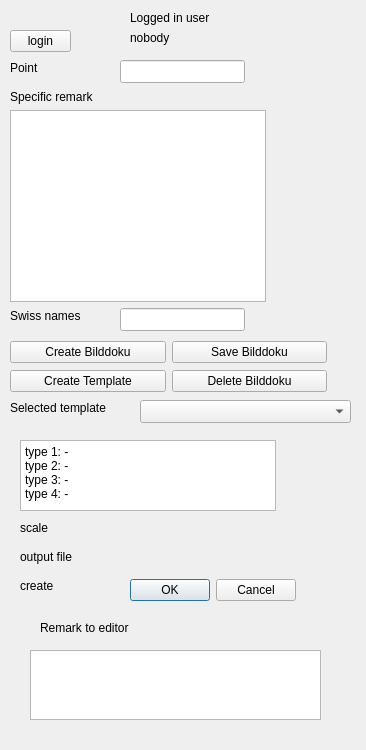
First picture: the form in areapp_dockwidget_base.ui, repository danduk82/areapp-bilddocu, before the edit.
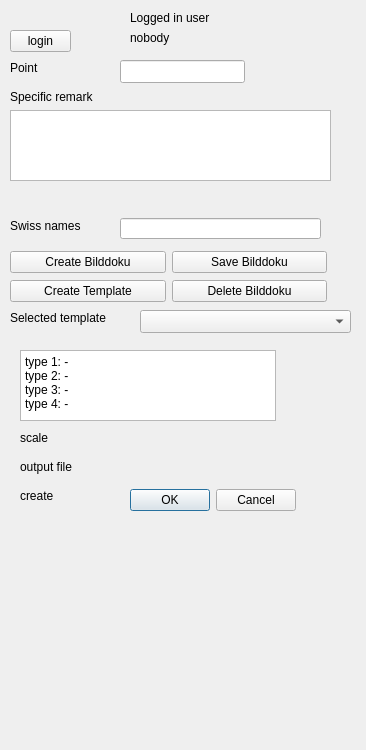
Second picture: the form after the edit. Custom widgets are drawn as their Qt base class.

Commit message: add UI for layout creation

```diff
--- a/areapp_dockwidget_base.ui
+++ b/areapp_dockwidget_base.ui
@@ -18,7 +18,7 @@
     <property name="geometry">
      <rect>
       <x>10</x>
-      <y>340</y>
+      <y>250</y>
       <width>317</width>
       <height>54</height>
      </rect>
@@ -58,7 +58,7 @@
     <property name="geometry">
      <rect>
       <x>10</x>
-      <y>308</y>
+      <y>218</y>
       <width>78</width>
       <height>16</height>
      </rect>
@@ -71,7 +71,7 @@
     <property name="geometry">
      <rect>
       <x>130</x>
-      <y>520</y>
+      <y>430</y>
       <width>104</width>
       <height>23</height>
      </rect>
@@ -84,7 +84,7 @@
     <property name="geometry">
      <rect>
       <x>20</x>
-      <y>549</y>
+      <y>459</y>
       <width>62</width>
       <height>16</height>
      </rect>
@@ -97,7 +97,7 @@
     <property name="geometry">
      <rect>
       <x>20</x>
-      <y>578</y>
+      <y>488</y>
       <width>39</width>
       <height>16</height>
      </rect>
@@ -110,7 +110,7 @@
     <property name="geometry">
      <rect>
       <x>130</x>
-      <y>578</y>
+      <y>488</y>
       <width>166</width>
       <height>24</height>
      </rect>
@@ -123,7 +123,7 @@
     <property name="geometry">
      <rect>
       <x>130</x>
-      <y>549</y>
+      <y>459</y>
       <width>159</width>
       <height>23</height>
      </rect>
@@ -156,9 +156,9 @@
     <property name="geometry">
      <rect>
       <x>120</x>
-      <y>308</y>
-      <width>125</width>
-      <height>23</height>
+      <y>218</y>
+      <width>201</width>
+      <height>21</height>
      </rect>
     </property>
    </widget>
@@ -166,7 +166,7 @@
     <property name="geometry">
      <rect>
       <x>20</x>
-      <y>520</y>
+      <y>430</y>
       <width>31</width>
       <height>16</height>
      </rect>
@@ -193,8 +193,8 @@
      <rect>
       <x>10</x>
       <y>110</y>
-      <width>256</width>
-      <height>192</height>
+      <width>321</width>
+      <height>71</height>
      </rect>
     </property>
    </widget>
@@ -202,7 +202,7 @@
     <property name="geometry">
      <rect>
       <x>20</x>
-      <y>440</y>
+      <y>350</y>
       <width>256</width>
       <height>71</height>
      </rect>
@@ -218,29 +218,6 @@
 &lt;p style=&quot; margin-top:0px; margin-bottom:0px; margin-left:0px; margin-right:0px; -qt-block-indent:0; text-indent:0px;&quot;&gt;type 4: -&lt;/p&gt;&lt;/body&gt;&lt;/html&gt;</string>
     </property>
    </widget>
-   <widget class="QTextEdit" name="remarkToCreatorPlainTextEdit">
-    <property name="geometry">
-     <rect>
-      <x>30</x>
-      <y>650</y>
-      <width>291</width>
-      <height>70</height>
-     </rect>
-    </property>
-   </widget>
-   <widget class="QLabel" name="label_7">
-    <property name="geometry">
-     <rect>
-      <x>40</x>
-      <y>620</y>
-      <width>111</width>
-      <height>16</height>
-     </rect>
-    </property>
-    <property name="text">
-     <string>Remark to editor</string>
-    </property>
-   </widget>
    <widget class="QLabel" name="label_8">
     <property name="geometry">
      <rect>
@@ -271,7 +248,7 @@
     <property name="geometry">
      <rect>
       <x>140</x>
-      <y>400</y>
+      <y>310</y>
       <width>211</width>
       <height>23</height>
      </rect>
@@ -281,7 +258,7 @@
     <property name="geometry">
      <rect>
       <x>10</x>
-      <y>400</y>
+      <y>310</y>
       <width>121</width>
       <height>16</height>
      </rect>
```
The commit also changes 2 other files.
